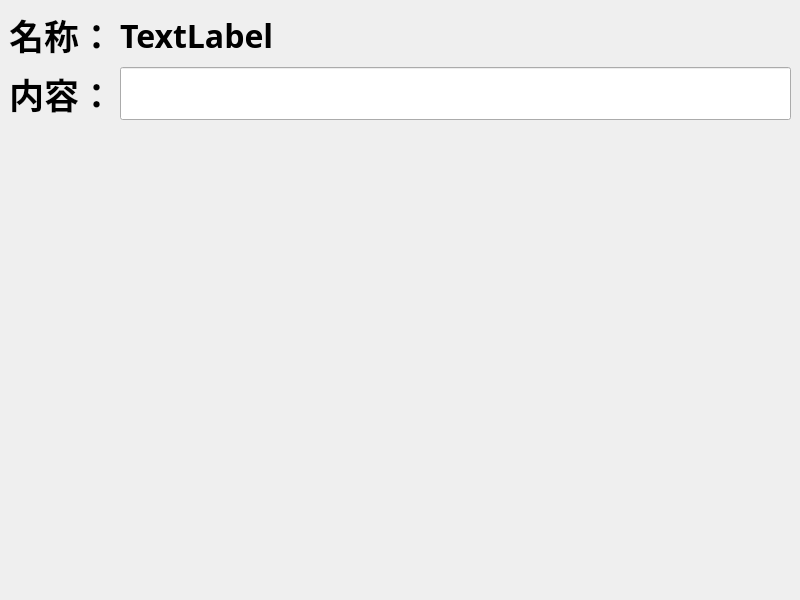
Before: the Qt Designer form optview.ui in malik1988/StoreManager, drawn with Qt 5.
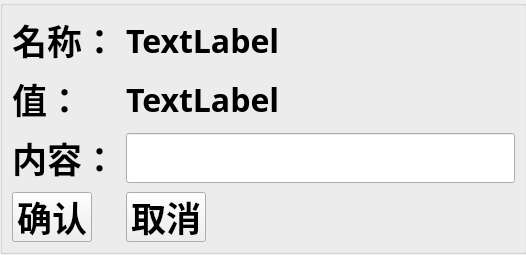
After: the same form once the commit is applied.

Commit message: 添加弹出操作画面，完善画面父子关系

What changed in the file:
```diff
--- a/optview.ui
+++ b/optview.ui
@@ -1,26 +1,58 @@
 <?xml version="1.0" encoding="UTF-8"?>
 <ui version="4.0">
  <class>MainWindow</class>
- <widget class="QMainWindow" name="MainWindow">
+ <widget class="QDialog" name="MainWindow">
   <property name="geometry">
    <rect>
     <x>0</x>
     <y>0</y>
-    <width>800</width>
-    <height>600</height>
+    <width>526</width>
+    <height>255</height>
    </rect>
   </property>
   <property name="windowTitle">
    <string>Operation</string>
   </property>
   <widget class="QWidget" name="centralwidget">
+   <property name="geometry">
+    <rect>
+     <x>0</x>
+     <y>0</y>
+     <width>527</width>
+     <height>254</height>
+    </rect>
+   </property>
+   <layout class="QVBoxLayout" name="verticalLayout">
+    <item>
+     <widget class="QGroupBox" name="groupBox">
+      <property name="title">
+       <string/>
+      </property>
+      <property name="alignment">
+       <set>Qt::AlignCenter</set>
+      </property>
+      <property name="flat">
+       <bool>false</bool>
+      </property>
+      <property name="checkable">
+       <bool>false</bool>
+      </property>
    <layout class="QFormLayout" name="formLayout">
+       <property name="sizeConstraint">
+        <enum>QLayout::SetDefaultConstraint</enum>
+       </property>
     <property name="fieldGrowthPolicy">
-     <enum>QFormLayout::AllNonFixedFieldsGrow</enum>
+        <enum>QFormLayout::ExpandingFieldsGrow</enum>
     </property>
     <property name="rowWrapPolicy">
      <enum>QFormLayout::DontWrapRows</enum>
     </property>
+       <property name="horizontalSpacing">
+        <number>9</number>
+       </property>
+       <property name="verticalSpacing">
+        <number>9</number>
+       </property>
     <item row="0" column="0">
      <widget class="QLabel" name="label">
       <property name="font">
@@ -37,7 +69,7 @@
      </widget>
     </item>
     <item row="0" column="1">
-     <widget class="QLabel" name="label_2">
+        <widget class="QLabel" name="label_name">
       <property name="font">
        <font>
         <family>Aharoni</family>
@@ -51,7 +83,7 @@
       </property>
      </widget>
     </item>
-    <item row="1" column="0">
+       <item row="3" column="0">
      <widget class="QLabel" name="label_3">
       <property name="font">
        <font>
@@ -66,7 +98,7 @@
       </property>
      </widget>
     </item>
-    <item row="1" column="1">
+       <item row="3" column="1">
      <widget class="QLineEdit" name="lineEdit">
       <property name="font">
        <font>
@@ -78,6 +110,75 @@
       </property>
      </widget>
     </item>
+       <item row="4" column="1">
+        <widget class="QPushButton" name="pushButton_cancel">
+         <property name="font">
+          <font>
+           <family>Aharoni</family>
+           <pointsize>26</pointsize>
+           <weight>75</weight>
+           <bold>true</bold>
+          </font>
+         </property>
+         <property name="focusPolicy">
+          <enum>Qt::NoFocus</enum>
+         </property>
+         <property name="text">
+          <string>取消</string>
+         </property>
+        </widget>
+       </item>
+       <item row="4" column="0">
+        <widget class="QPushButton" name="pushButton_ok">
+         <property name="font">
+          <font>
+           <family>Aharoni</family>
+           <pointsize>26</pointsize>
+           <weight>75</weight>
+           <bold>true</bold>
+          </font>
+         </property>
+         <property name="focusPolicy">
+          <enum>Qt::NoFocus</enum>
+         </property>
+         <property name="text">
+          <string>确认</string>
+         </property>
+        </widget>
+       </item>
+       <item row="1" column="0">
+        <widget class="QLabel" name="label_2">
+         <property name="font">
+          <font>
+           <family>Aharoni</family>
+           <pointsize>26</pointsize>
+           <weight>75</weight>
+           <bold>true</bold>
+          </font>
+         </property>
+         <property name="text">
+          <string>值：</string>
+         </property>
+        </widget>
+       </item>
+       <item row="1" column="1">
+        <widget class="QLabel" name="label_value">
+         <property name="font">
+          <font>
+           <family>Aharoni</family>
+           <pointsize>24</pointsize>
+           <weight>75</weight>
+           <bold>true</bold>
+          </font>
+         </property>
+         <property name="text">
+          <string>TextLabel</string>
+         </property>
+        </widget>
+       </item>
+      </layout>
+     </widget>
+    </item>
    </layout>
   </widget>
  </widget>
```
Left out of the diff: 35 changed lines with no effect on the pictures. Lines whose indentation alone changed are shown as unchanged. The commit also changes 5 other files.
